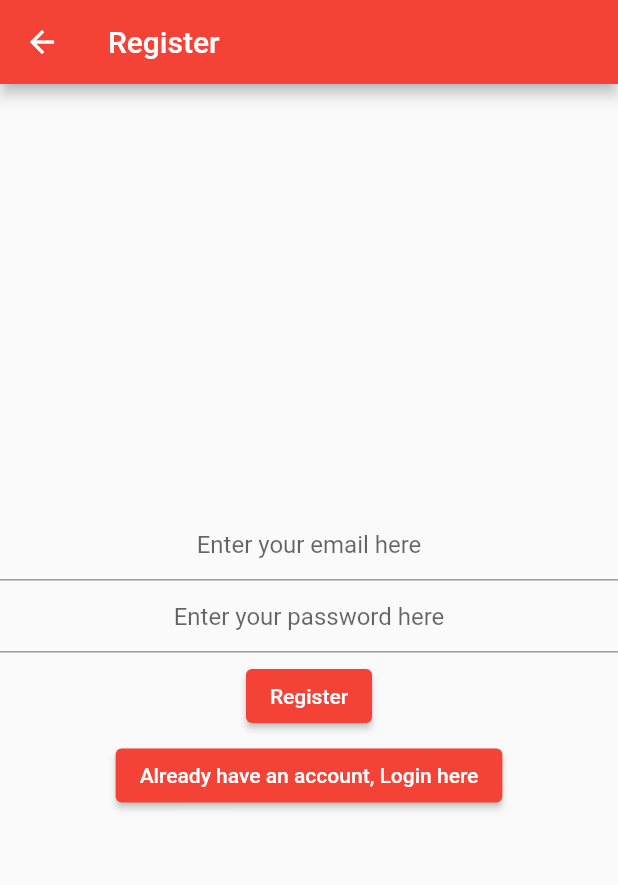
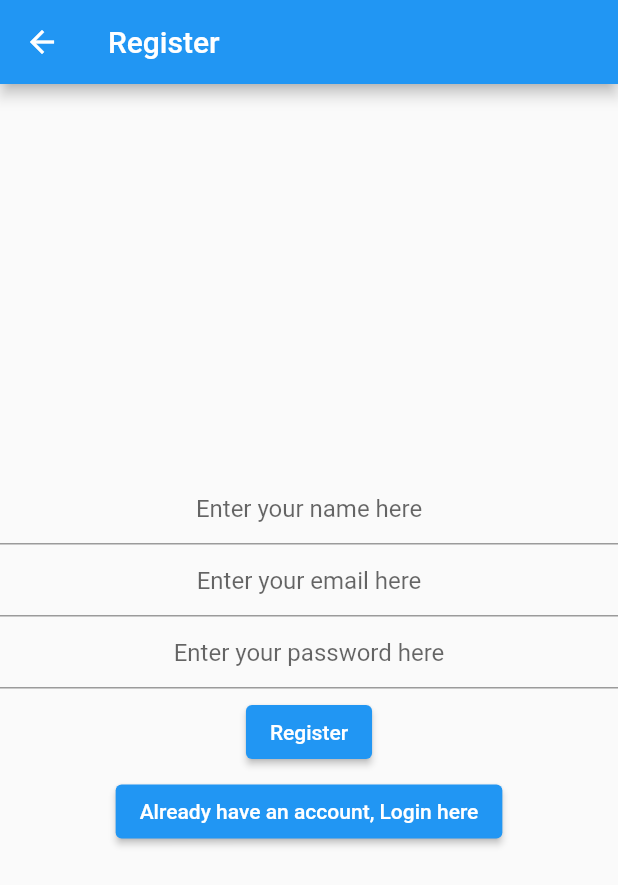
Before and after one commit to mananmehta3/Pharmacy-Management-System, a Flutter app: the screen it shows after launch, after a tap on an icon or button, on a phone screen of 412 x 824 dp. Shown: the top 885 px of the screen. Run offline on Flutter 3.47's test engine with Material 2 defaults, Android fonts, the phone set to English and light mode, and no system bars; our stand-ins replace firebase_auth, firebase_core; accounts and stored records are empty; network calls fail.

Commit message:
Added Employee Information view, updated register view

```diff
--- a/lib/main.dart
+++ b/lib/main.dart
@@ -4,9 +4,9 @@ import 'package:learningdart/views/login_view.dart';
 void main() {
   WidgetsFlutterBinding.ensureInitialized();
   runApp(MaterialApp(
-    title: 'Login Page',
+    title: 'Pharmacy Management System',
     theme: ThemeData(
-      primarySwatch: Colors.red,
+      primarySwatch: Colors.blue,
     ),
     home: const LoginView(),
   ));
--- a/lib/views/login_view.dart
+++ b/lib/views/login_view.dart
@@ -123,7 +123,7 @@ class _LoginViewState extends State<LoginView> {
                         );
                       },
                       child:
-                          const Text('Don\'t have an account, Register here'))
+                          const Text('Don\'t have an account, Register here')),
                 ],
               );
             default:
--- a/lib/views/register_view.dart
+++ b/lib/views/register_view.dart
@@ -1,8 +1,6 @@
 import 'package:firebase_core/firebase_core.dart';
 import 'package:firebase_auth/firebase_auth.dart';
 import 'package:flutter/material.dart';
-import 'package:flutter/services.dart';
-
 import '../firebase_options.dart';
 import 'login_view.dart';
 
@@ -16,11 +14,13 @@ class RegisterView extends StatefulWidget {
 class _RegisterViewState extends State<RegisterView> {
   late final TextEditingController _email;
   late final TextEditingController _password;
+  late final TextEditingController _name;
 
   @override
   void initState() {
     _email = TextEditingController();
     _password = TextEditingController();
+    _name = TextEditingController();
     super.initState();
   }
 
@@ -28,9 +28,11 @@ class _RegisterViewState extends State<RegisterView> {
   void dispose() {
     _email.dispose();
     _password.dispose();
+    _name.dispose();
     super.dispose();
   }
 
+  @override
   Widget build(BuildContext context) {
     return Scaffold(
       appBar: AppBar(title: const Text('Register')),
@@ -44,6 +46,15 @@ class _RegisterViewState extends State<RegisterView> {
               return Column(
                 mainAxisAlignment: MainAxisAlignment.center,
                 children: [
+                  TextField(
+                    controller: _name,
+                    textAlign: TextAlign.center,
+                    enableSuggestions: false,
+                    autocorrect: false,
+                    keyboardType: TextInputType.name,
+                    decoration:
+                        const InputDecoration(hintText: 'Enter your name here'),
+                  ),
                   TextField(
                     controller: _email,
                     textAlign: TextAlign.center,
@@ -69,10 +80,14 @@ class _RegisterViewState extends State<RegisterView> {
                     onPressed: () async {
                       final email = _email.text;
                       final password = _password.text;
+                      final name = _name.text;
                       try {
-                        await FirebaseAuth.instance
+                        UserCredential userCredential = await FirebaseAuth
+                            .instance
                             .createUserWithEmailAndPassword(
                                 email: email, password: password);
+                        User user = userCredential.user!;
+                        user.updateDisplayName(name);
                         MaterialPageRoute(
                             builder: (context) => const LoginView());
                       } on FirebaseAuthException catch (e) {
--- a/pubspec.yaml
+++ b/pubspec.yaml
@@ -60,8 +60,8 @@ flutter:
   uses-material-design: true
 
   # To add assets to your application, add an assets section, like this:
-  # assets:
-  #   - images/a_dot_burr.jpeg
+  assets:
+    - lib/assets/pharmacyPhoto.jpg
   #   - images/a_dot_ham.jpeg
 
   # An image asset can refer to one or more resolution-specific "variants", see
```
Also changed, not shown: lib/views/employee_information_view.dart (added, +56 -0 lines), lib/views/search_view.dart (+16 -23 lines), lib/assets/pharmacyPhoto.jpg (added), pubspec.lock, 2 other files.
